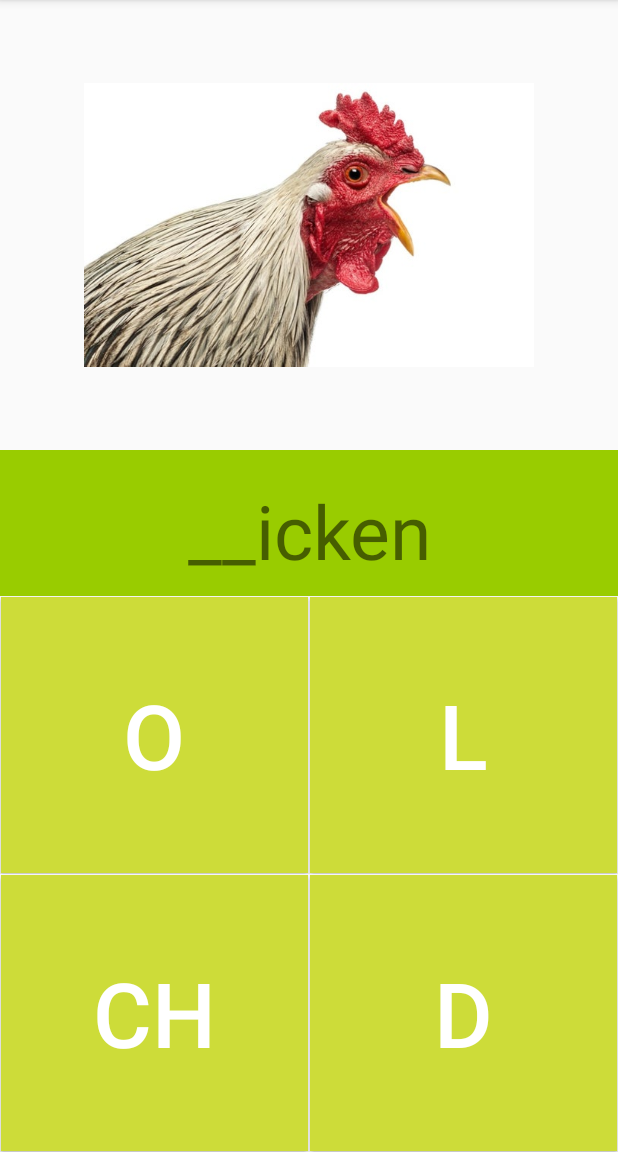
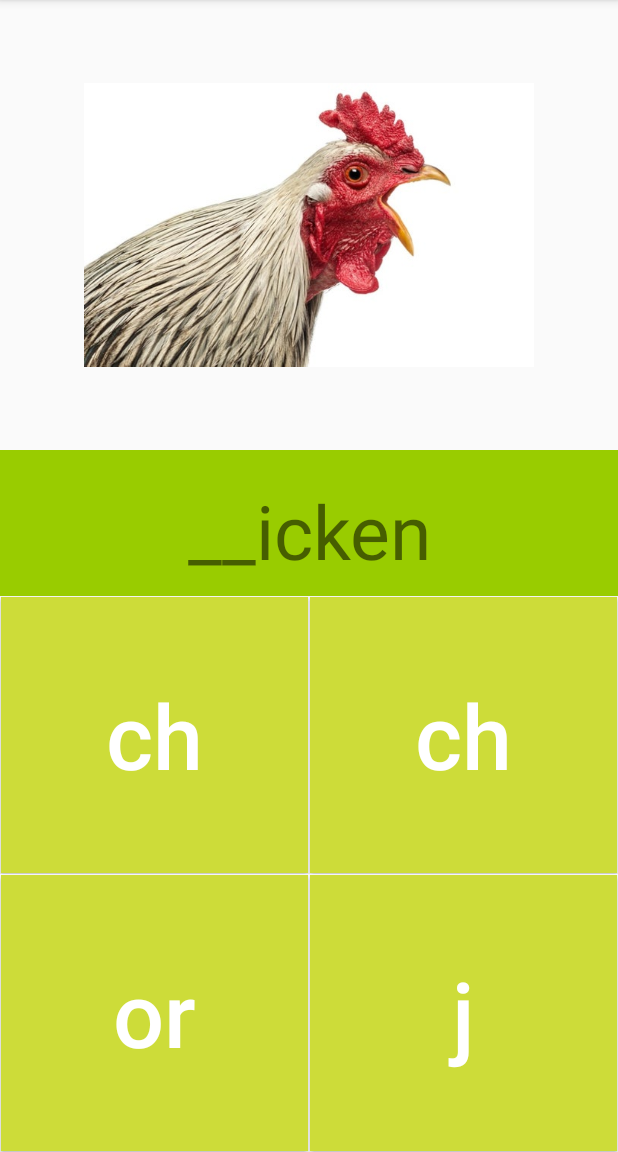
Before and after one commit to A-Scratchy/Phone-Phonics, an Android app: the screen it shows after launch (MainActivity), on a phone screen of 412 x 824 dp, the part 84-1236 px from its top. Run offline under Robolectric (Android 15) with nearby library versions, the phone set to English and light mode, and no system bars.

Commit message:
refactored into functions and added a few more q's

```diff
--- a/app/build.gradle
+++ b/app/build.gradle
@@ -32,4 +32,5 @@ dependencies {
     testImplementation 'junit:junit:4.12'
     androidTestImplementation 'androidx.test.ext:junit:1.1.1'
     androidTestImplementation 'androidx.test.espresso:espresso-core:3.2.0'
+    implementation 'com.google.code.gson:gson:2.8.6'
 }
--- /dev/null
+++ b/app/src/main/assets/data.json
@@ -0,0 +1,6 @@
+[
+  {"id":"7","name":"chicken","imageURL":"https:\/\/external-content.duckduckgo.com\/iu\/?u=https%3A%2F%2Fstatic.scientificamerican.com%2Fsciam%2Fcache%2Ffile%2FEE55973C-F3FD-44D0-9740ED769F6D195C.jpg%3Fw%3D590%26h%3D393%26430D2983-B16C-4594-95095C01918E6ACD&f=1&nofb=1","Phase":"3","phonic":"ch","text":"__icken","created_at":null,"updated_at":null},
+  {"id":"6","name":"jelly","imageURL":"https:\/\/external-content.duckduckgo.com\/iu\/?u=https%3A%2F%2Fwww.kaibader.de%2Fwp-content%2Fuploads%2F2014%2F05%2FWackelpudding-1.jpg&f=1&nofb=1","Phase":"3","phonic":"j","text":"_elly","created_at":null,"updated_at":null},
+  {"id":"8","name":"volcano","imageURL":"","Phase":"3","phonic":"v","text":"_olcano","created_at":null,"updated_at":null},
+  {"id":"9","name":"watch","imageURL":"","Phase":"3","phonic":"w","text":"_atch","created_at":null,"updated_at":null}
+]
--- /dev/null
+++ b/app/src/main/java/com/tynikat/phone_phonics/Data.kt
@@ -0,0 +1,12 @@
+package com.tynikat.phone_phonics
+import com.google.gson.Gson
+
+
+class Data {
+
+    fun getData(String: String): Array<Question> {
+
+        val gSon = Gson()
+        return gSon.fromJson(String, Array<Question>::class.java)
+    }
+}
--- a/app/src/main/java/com/tynikat/phone_phonics/MainActivity.kt
+++ b/app/src/main/java/com/tynikat/phone_phonics/MainActivity.kt
@@ -1,9 +1,9 @@
 package com.tynikat.phone_phonics
 
+import android.media.MediaPlayer
 import androidx.appcompat.app.AppCompatActivity
 import android.os.Bundle
 import kotlinx.android.synthetic.main.activity_main.*
-import android.media.MediaPlayer
 import java.util.*
 import kotlin.concurrent.schedule
 
@@ -13,49 +13,75 @@ class MainActivity : AppCompatActivity() {
         super.onCreate(savedInstanceState)
         setContentView(R.layout.activity_main)
 
-        option1.setOnClickListener {
-            questionIamge.setImageResource(R.drawable.chicken_wrong)
-            val mp: MediaPlayer? = MediaPlayer.create(applicationContext, R.raw.chicken_wrong)
-            mp?.start() // no need to call prepare(); create() does that for you
+        fun loadQuestions(): Array<Question> {
+            val string = assets.open("data.json")
+            val json = string.bufferedReader()
+            val jString = json.readText()
+            string.close()
+            val data = Data()
+            return data.getData(jString)
+        }
 
+        val questionList = loadQuestions()
+        var q = getAnyQuestion(questionList)
+
+        fun setQuestion(q: Question) {
+            val options = getOptions(q)
+            val imgID = resources.getIdentifier(q.name, "drawable", this.packageName)
+            questionIamge.setImageResource(imgID)
+            questionText.text = q.text
+            option1.text = options[0]
+            option2.text = options[1]
+            option3.text = options[2]
+            option4.text = options[3]
+        }
+
+        fun wrongAnswer() {
+            questionText.text = "X"
             Timer().schedule(1000) {
-                questionIamge.setImageResource(R.drawable.chicken)
+                questionText.text = q.text
             }
         }
 
-        option2.setOnClickListener {
-            questionIamge.setImageResource(R.drawable.chicken_wrong)
-            val mp: MediaPlayer? = MediaPlayer.create(applicationContext, R.raw.chicken_wrong)
-            mp?.start() // no need to call prepare(); create() does that for you
+        fun rightAnswer() {
+            val mp: MediaPlayer? = MediaPlayer.create(applicationContext, R.raw.success)
+            mp?.start()
+            questionText.text = q.name
+            q = getUniqueQuestion(q, questionList)
 
             Timer().schedule(1000) {
-                questionIamge.setImageResource(R.drawable.chicken)
+                mp?.release()
+                questionText.text = q.text
+                runOnUiThread {
+                    setQuestion(q)
+                }
             }
         }
 
-        option3.setOnClickListener {
-
-            val mp: MediaPlayer? = MediaPlayer.create(applicationContext, R.raw.success)
-            mp?.start() // no need to call prepare(); create() does that for you
-
-            questionText.text = "chicken"
-
-            Timer().schedule(3000) {
-                questionText.text = "__icken"
+        fun checkAnswer(answer: String) {
+            if (answer == q.phonic) {
+                rightAnswer()
+            } else {
+                wrongAnswer()
             }
         }
 
-        option4.setOnClickListener {
-            questionIamge.setImageResource(R.drawable.chicken_wrong)
-            val mp: MediaPlayer? = MediaPlayer.create(applicationContext, R.raw.chicken_wrong)
-            mp?.start() // no need to call prepare(); create() does that for you
+        setQuestion(q)
 
-            Timer().schedule(1000) {
-                questionIamge.setImageResource(R.drawable.chicken)
-            }
-        }
-
+        option1.setOnClickListener { checkAnswer(option1.text.toString()) }
+        option2.setOnClickListener { checkAnswer(option2.text.toString()) }
+        option3.setOnClickListener { checkAnswer(option3.text.toString()) }
+        option4.setOnClickListener { checkAnswer(option4.text.toString()) }
     }
 
+}
 
-}
+//    fun playSound() {
+//        try {
+//            p.setDataSource("raw/chicken_wrong.mp3")
+//            p.prepare()
+//        } catch (e: Exception) {
+//            print("error! " + e.message)
+//        }
+//        p.start()
+//    }
--- /dev/null
+++ b/app/src/main/java/com/tynikat/phone_phonics/Question.kt
@@ -0,0 +1,15 @@
+package com.tynikat.phone_phonics
+
+
+class Question {
+
+    var id: String = "none"
+    var name: String = "none"
+    var imageURL: String = "none"
+    var phase: Int = 0
+    var phonic: String = "none"
+    var text: String = "none"
+
+
+
+    }
--- /dev/null
+++ b/app/src/main/java/com/tynikat/phone_phonics/Quiz.kt
@@ -0,0 +1,73 @@
+package com.tynikat.phone_phonics
+import android.content.Context
+import kotlinx.android.synthetic.main.activity_main.*
+
+private val phonicsP3 = listOf(
+        "j",
+        "n",
+        "w",
+        "x",
+        "y",
+        "z",
+        "zz",
+        "qu",
+        "ch",
+        "sh",
+        "th",
+        "ng",
+        "ai",
+        "ee",
+        "igh",
+        "oa",
+        "oo",
+        "ar",
+        "or",
+        "ur",
+        "ow",
+        "oi",
+        "ear",
+        "air",
+        "ure",
+        "er"
+    )
+
+    fun getOptions(q: Question): MutableList<String> {
+        // get question and add correct phonic to list
+        val options = mutableListOf(q.phonic)
+        // generate 3 random phonics and add them
+        for (num in (0..2)) {
+            val j = (0..phonicsP3.size - 1).random()
+            options.add(phonicsP3[j])
+        }
+        // shuffle options
+        options.shuffle()
+        return options
+    }
+
+    fun getRandNotX(x: Int, size: Int): Int {
+        var i = (0..size).random()
+        if (i == x) {
+            i = getRandNotX(x, size)
+        }
+        return i
+    }
+
+    fun getUniqueQuestion(q: Question, qList: Array<Question>): Question {
+        val i = getRandNotX(qList.indexOf(q), qList.size-1)
+        // get question data
+        return qList[i]
+    }
+
+    fun getAnyQuestion(qList: Array<Question>): Question {
+        var i = (0..(qList.size-1)).random()
+        // get question data
+        return qList[i]
+    }
+
+//val mp: MediaPlayer? = MediaPlayer.create(applicationContext, R.raw.chicken_wrong)
+//mp?.start()
+//mp?.release()
+
+//Timer().schedule(1000) {}
+
+//Timer().schedule(1000) {}
--- a/app/src/main/res/layout/activity_main.xml
+++ b/app/src/main/res/layout/activity_main.xml
@@ -19,7 +19,7 @@
             android:layout_height="300dp"
             android:layout_gravity="center"
             android:contentDescription="a chicken"
-            android:src="@drawable/chicken"
+            android:src="@drawable/dog"
             app:layout_constraintBottom_toTopOf="@+id/textView"
             app:layout_constraintEnd_toEndOf="parent"
             app:layout_constraintStart_toStartOf="parent"
--- a/app/src/main/res/values/styles.xml
+++ b/app/src/main/res/values/styles.xml
@@ -17,6 +17,7 @@
         <item name="android:textSize">60sp</item>
         <item name="android:background">@color/actionButtonColor</item>
         <item name="android:layout_margin">0.5dp</item>
+        <item name="android:textAllCaps">false</item>
     </style>
 
     <style name="actionButtonClicked">
```
Also changed, not shown: app/src/main/res/drawable-v24/dog.jpg (added), app/src/main/res/drawable/chicken_wrong.jpg (deleted), app/src/main/res/drawable/jelly.jpg (added), app/src/main/res/drawable/volcano.jpg (added), app/src/main/res/drawable/watch.jpg (added).
